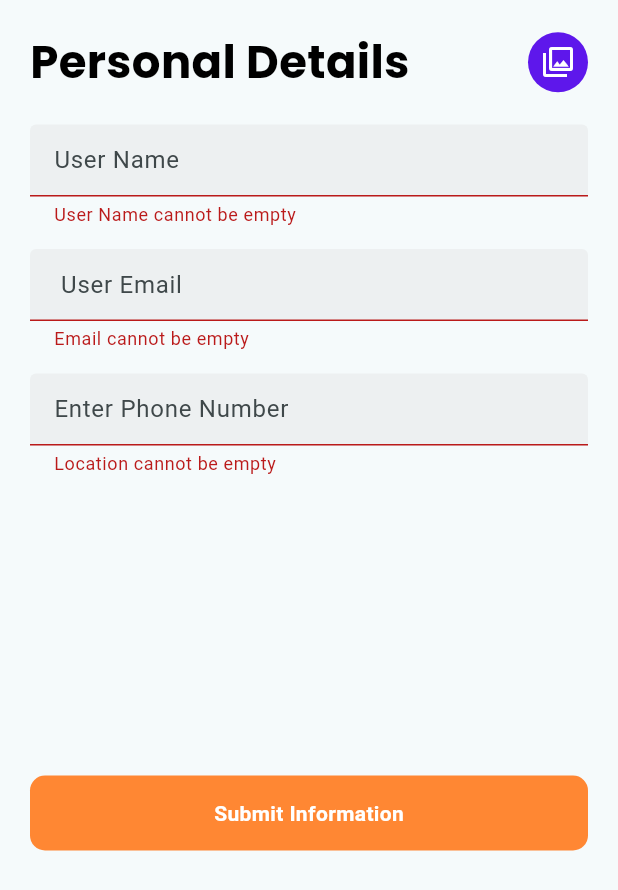
After one commit to AdeelAhmadKhan36/fule_and_vm_app, a Flutter app: the Admin_profile_details screen opened directly, after a tap on "Submit Information", on a phone screen of 412 x 824 dp. The commit adds this screen. Shown: the top 890 px of the screen. Run offline on Flutter 3.47's test engine with Material 3 defaults, Android fonts, the phone set to English and light mode, and no system bars; our stand-ins replace cloud_firestore, device_info, firebase_auth, firebase_core, firebase_storage, fluttertoast and 6 more; missing offline and left inert: dart:ffi; accounts and stored records are empty.

Commit message:
New Updated Code

```diff
--- a/lib/const.dart
+++ b/lib/const.dart
@@ -8,6 +8,11 @@ const lightblackcolr = Colors.black12;
 const kPrimaryColor=Color(0xFFFF8733);
 const bluecolor=Colors.blue;
 const kDark=Colors.black;
+const kDarkBlue = Colors.indigo;
+const kLight = Colors.white;
+const kPrimaryColors = Colors.blueAccent;
+const kLightPink = Colors.pinkAccent;
+const kLightGreen = Colors.lightGreen;
 
 /////////////
 
@@ -18,7 +23,6 @@ const klightGrey=Color(0xFFD3D3D3);
 const kGrey=Color(0x47D8D7D7);
 const kOrange=Colors.deepOrange;
 const kLightBlue=Colors.lightBlue;
-const kDarkBlue=Color(0xff1c153e);
 const kPurple=Colors.purple;
 const kblue=Colors.blue;
 const klightgreen=Colors.greenAccent;
--- /dev/null
+++ b/lib/controllers/profile_updateProvider.dart
@@ -0,0 +1,18 @@
+
+
+import 'package:flutter/widgets.dart';
+
+class changeprofileNotifier extends ChangeNotifier{
+
+  bool _profileLoading= false;
+  bool get isLoading => _profileLoading;
+
+
+  set isLoading(bool newState){
+    _profileLoading=newState;
+
+    notifyListeners();
+  }
+
+
+}
--- a/lib/main.dart
+++ b/lib/main.dart
@@ -2,6 +2,7 @@ import 'package:flutter/material.dart';
 import 'package:fule_and_vm_app/controllers/SignUp_Provider.dart';
 import 'package:fule_and_vm_app/controllers/login_provider.dart';
 import 'package:fule_and_vm_app/home_screen.dart';
+import 'package:fule_and_vm_app/views/Admin/admin_dashboard.dart';
 import 'package:fule_and_vm_app/views/Location_Screen.dart';
 import 'package:fule_and_vm_app/views/auth/login_screen.dart';
 import 'package:fule_and_vm_app/views/splash_Screen.dart';
--- /dev/null
+++ b/lib/views/Admin/admin_profile.dart
@@ -0,0 +1,376 @@
+import 'dart:io';
+
+import 'package:cloud_firestore/cloud_firestore.dart';
+import 'package:firebase_auth/firebase_auth.dart';
+import 'package:firebase_storage/firebase_storage.dart';
+import 'package:flutter/material.dart';
+import 'package:fule_and_vm_app/const.dart';
+import 'package:fule_and_vm_app/controllers/profile_updateProvider.dart';
+import 'package:fule_and_vm_app/utils/utils.dart';
+import 'package:fule_and_vm_app/views/common/reuse_able_text.dart';
+import 'package:fule_and_vm_app/widgets/Round_button.dart';
+import 'package:get/get.dart';
+import 'package:get/get_core/src/get_main.dart';
+import 'package:image_picker/image_picker.dart';
+import 'package:provider/provider.dart';
+
+
+class Admin_profile_details extends StatefulWidget {
+  const Admin_profile_details({super.key});
+
+  @override
+  State<Admin_profile_details> createState() => _Admin_profile_detailsState();
+}
+
+class _Admin_profile_detailsState extends State<Admin_profile_details> {
+
+
+  File? _image;
+  final picker = ImagePicker();
+  File? _selectedImage;
+  bool isImagePicked = false;
+  bool isLoading = false;
+  final _formkey = GlobalKey<FormState>();
+  String? _profileImageUrl;
+  String? _filePath;
+
+
+  TextEditingController nameController = TextEditingController();
+  TextEditingController useremailController=TextEditingController();
+  TextEditingController phoneController = TextEditingController();
+
+
+
+  final FirebaseFirestore _firestore = FirebaseFirestore.instance;
+  void initState() {
+    super.initState();
+    fetchUserProfileData();
+  }
+
+
+  Future<void> getImage() async {
+    final pickedFile = await picker.pickImage(
+      source: ImageSource.gallery,
+      imageQuality: 80,
+    );
+
+    if (pickedFile != null) {
+      setState(() {
+        _selectedImage = File(pickedFile.path);
+        isImagePicked = true;
+      });
+
+      debugPrint("Image Picked Successfully");
+    } else {
+      print("No Image has been picked");
+    }
+  }
+
+  Future<String> _uploadImage() async {
+    try {
+      if (_selectedImage == null || !_selectedImage!.existsSync()) {
+        print('Selected image is null or does not exist. Cannot upload.');
+        return '';
+      }
+
+      FirebaseStorage storage = FirebaseStorage.instance;
+      Reference storageReference =
+      storage.ref().child('admin_images/${DateTime.now()}.jpg');
+      await storageReference.putFile(_selectedImage!);
+      String imageUrl = await storageReference.getDownloadURL();
+      return imageUrl;
+    } catch (e) {
+      print('Error uploading image: $e');
+      return '';
+    }
+  }
+
+
+  Future<void> _submitDetails() async {
+    try {
+      print('Submitting user details...');
+      FirebaseAuth auth = FirebaseAuth.instance;
+      User? user = auth.currentUser;
+
+      if (user != null) {
+        FirebaseFirestore firestore = FirebaseFirestore.instance;
+        DocumentReference userProfileRef = firestore.collection('Admins').doc(user.uid).collection('Admin_Profile').doc(user.uid);
+
+        setState(() {
+          isLoading = true; // Start showing circular progress indicator
+        });
+
+        Map<String, dynamic> profileData = {
+          'name': nameController.text,
+          'email': useremailController.text,
+          'User Phone': phoneController.text,
+
+        };
+
+
+
+        // Upload image if selected
+        if (_selectedImage != null) {
+          print('Uploading image...');
+          String imageUrl = await _uploadImage();
+          print('Image uploaded: $imageUrl');
+          profileData['profileImageUrl'] = imageUrl;
+        }
+
+        // Check if the user profile document already exists
+        bool userProfileExists = await userProfileRef.get().then((docSnapshot) => docSnapshot.exists);
+        print('User profile exists: $userProfileExists');
+
+        if (userProfileExists) {
+          // Update user profile data if document exists
+          await userProfileRef.update(profileData);
+        } else {
+          // Create new user profile document if it doesn't exist
+          await userProfileRef.set(profileData);
+        }
+
+        setState(() {
+          isLoading = false; // Stop showing circular progress indicator
+        });
+
+        // Show success message
+        Utils().toastMessage("Admin Loggedin successfully");
+        // Get.to(admin_main_page());
+        print('User details updated successfully');
+      }
+    } catch (e) {
+      print('Error submitting user details: $e');
+      setState(() {
+        isLoading = false; // Stop showing circular progress indicator
+      });
+    }
+  }
+
+
+  Future<void> fetchUserProfileData() async {
+    try {
+      FirebaseAuth auth = FirebaseAuth.instance;
+      User? user = auth.currentUser;
+
+      if (user != null) {
+        FirebaseFirestore firestore = FirebaseFirestore.instance;
+        CollectionReference usersCollection = firestore.collection('Admins');
+        DocumentReference userDocRef = usersCollection.doc(user.uid);
+        CollectionReference userProfileCollection = userDocRef.collection('Admin_Profile');
+
+        QuerySnapshot userProfileDocs = await userProfileCollection.get();
+
+        if (userProfileDocs.docs.isNotEmpty) {
+          // Assuming there's only one document for the user profile
+          DocumentSnapshot userProfileDoc = userProfileDocs.docs.first;
+
+          Map<String, dynamic> userData = userProfileDoc.data() as Map<String, dynamic>;
+
+          setState(() {
+
+            phoneController.text = userData['User Phone'] ?? '';
+            nameController.text = userData['name'] ?? '';
+            useremailController.text= userData['email'] ?? '';
+
+
+            // Check if profileImageUrl exists and update _profileImageUrl
+            _profileImageUrl = userData['profileImageUrl'];
+
+            // Set isImagePicked to true if _profileImageUrl is not null or empty
+            isImagePicked = _profileImageUrl != null && _profileImageUrl!.isNotEmpty;
+
+
+          });
+        }
+
+        // Retrieve user's name and email from the 'Users' collection
+        DocumentSnapshot userDoc = await userDocRef.get();
+        if (userDoc.exists) {
+          String userName = userDoc['name'];
+          nameController.text = userName;
+
+          String useremail = userDoc['email'];
+          useremailController.text = useremail;
+        }
+      }
+    } catch (e) {
+      print('Error fetching user profile data: $e');
+    }
+  }
+
+
+
+
+
+
+
+  @override
+  Widget build(BuildContext context) {
+    return Consumer<changeprofileNotifier>(
+      builder: (context,changeprofileNotifier,child ){
+
+        return  Scaffold(
+
+
+          body: SafeArea(
+            child: Padding(
+              padding: const EdgeInsets.all(20),
+              child: SingleChildScrollView(
+                child: Column(
+                  children: [
+                    Row(
+                      mainAxisAlignment: MainAxisAlignment.spaceBetween,
+                      children: [
+                        Heading(
+                          text: "Personal Details",
+                          color: Color(kDark.value),
+                          fontSize: 30,
+                          fontWeight: FontWeight.bold,
+                        ),
+
+                        GestureDetector(
+                          onTap: () {
+                            getImage();
+                          },
+                          child: CircleAvatar(
+                            backgroundColor: Color(kmycolor.value),
+                            child: isImagePicked
+                                ? Icon(
+                              Icons.check,
+                              color: Color(kLight.value),
+                            )
+                                : Icon(
+                              Icons.photo_library_outlined,
+                              color: Color(kLight.value),
+                            ),
+                          ),
+                        ),
+
+                      ],
+                    ),
+
+                    SizedBox(height: 20,),
+                    Form(
+                        key: _formkey,
+                        child: Column(
+
+                          children: [
+                            TextFormField(
+                              controller: nameController,
+                              decoration: InputDecoration(
+                                filled: true,
+                                fillColor: Color(kGrey.value),
+                                hintText: 'User Name',
+                                focusedBorder: OutlineInputBorder(
+                                  borderSide: BorderSide(color: Colors.blue),
+                                  borderRadius: BorderRadius.circular(10),
+                                ),
+                                enabledBorder: OutlineInputBorder(
+                                  borderSide: BorderSide(color: Colors.white),
+                                  borderRadius: BorderRadius.circular(10),
+                                ),
+                              ),
+                              validator: (value) {
+                                if (value!.isEmpty) {
+                                  return "User Name cannot be empty";
+                                }
+
+                                return null;
+                              },
+                              keyboardType: TextInputType.text,
+                            ),
+                            SizedBox(
+                              height: 15,
+                            ),
+
+                            TextFormField(
+                              controller: useremailController,
+                              decoration: InputDecoration(
+                                filled: true,
+                                fillColor: Color(kGrey.value),
+                                hintText: ' User Email',
+                                focusedBorder: OutlineInputBorder(
+                                  borderSide: BorderSide(color: Colors.blue),
+                                  borderRadius: BorderRadius.circular(10),
+                                ),
+                                enabledBorder: OutlineInputBorder(
+                                  borderSide: BorderSide(color: Colors.white),
+                                  borderRadius: BorderRadius.circular(10),
+                                ),
+                              ),
+                              validator: (value) {
+                                if (value!.isEmpty) {
+                                  return "Email cannot be empty";
+                                }
+                                if (!RegExp(r"^[a-zA-Z0-9+_.-]+@[a-zA-Z0-9.-]+\.[a-z]")
+                                    .hasMatch(value)) {
+                                  return "Please enter a valid email";
+                                }
+                                return null;
+                              },
+                              keyboardType: TextInputType.emailAddress,
+                            ),
+                            SizedBox(
+                              height: 15,
+                            ),
+
+
+                            TextFormField(
+                              controller: phoneController,
+                              decoration: InputDecoration(
+                                filled: true,
+                                fillColor: Color(kGrey.value),
+                                hintText: 'Enter Phone Number',
+                                focusedBorder: OutlineInputBorder(
+                                  borderSide: BorderSide(color: Colors.blue),
+                                  borderRadius: BorderRadius.circular(10),
+                                ),
+                                enabledBorder: OutlineInputBorder(
+                                  borderSide: BorderSide(color: Colors.white),
+                                  borderRadius: BorderRadius.circular(10),
+                                ),
+                              ),
+                              validator: (value) {
+                                if (value!.isEmpty) {
+                                  return "Location cannot be empty";
+                                }
+                                return null;
+                              },
+                              keyboardType: TextInputType.text,
+                            ),
+
+
+                          ],
+                        )),
+
+
+                    Padding(
+                      padding: const EdgeInsets.only(top: 200),
+                      child: RoundButton(
+                        title: 'Submit Information',
+                        loading: changeprofileNotifier.isLoading,
+                        onTap: () async {
+                          if (_formkey.currentState!.validate()) {
+                            changeprofileNotifier.isLoading = true;
+                            await _submitDetails();
+                            changeprofileNotifier.isLoading = false;
+                          }
+                        },
+                      ),
+                    ),
+
+
+
+                  ],
+                ),
+              ),
+            ),
+          ),
+
+
+        );
+      }
+
+    );
+  }
+}
--- a/pubspec.yaml
+++ b/pubspec.yaml
@@ -45,6 +45,7 @@ dependencies:
   geocoding: ^3.0.0
   google_maps_flutter: ^2.2.5
   flutter_easyloading: ^3.0.5
+  image_picker: ^0.8.4+3
 
 
   #Firebase
```
Also changed, not shown: lib/views/Admin/admin_dashboard.dart (added, +201 -0 lines), pubspec.lock, 2 other files.
